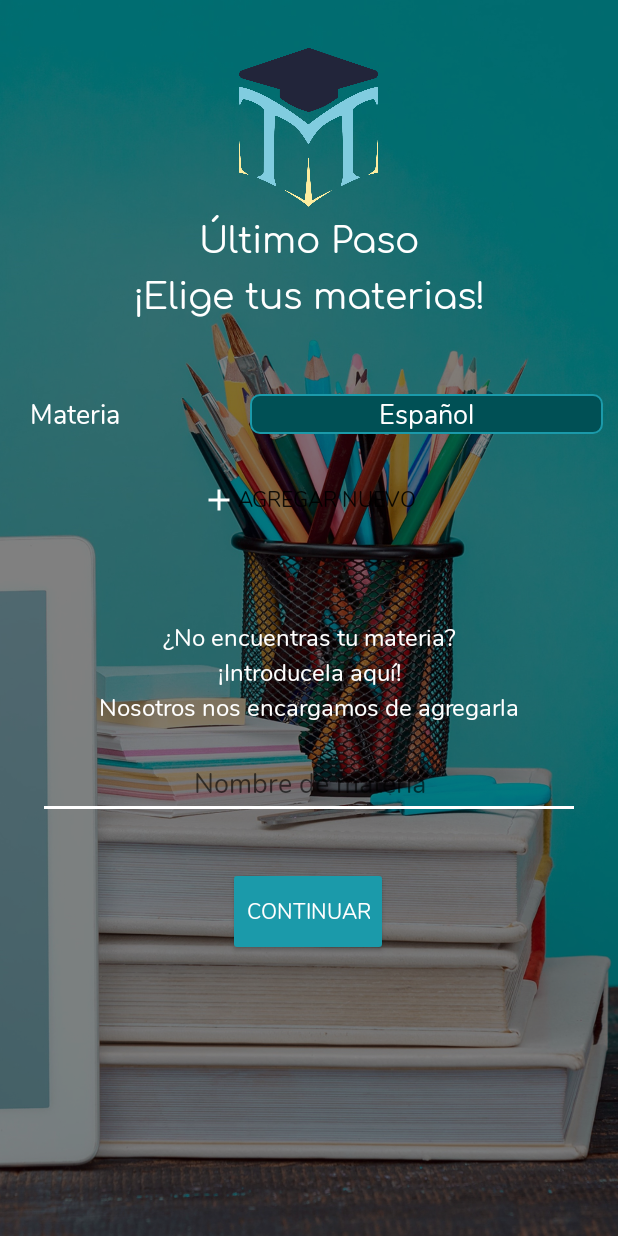
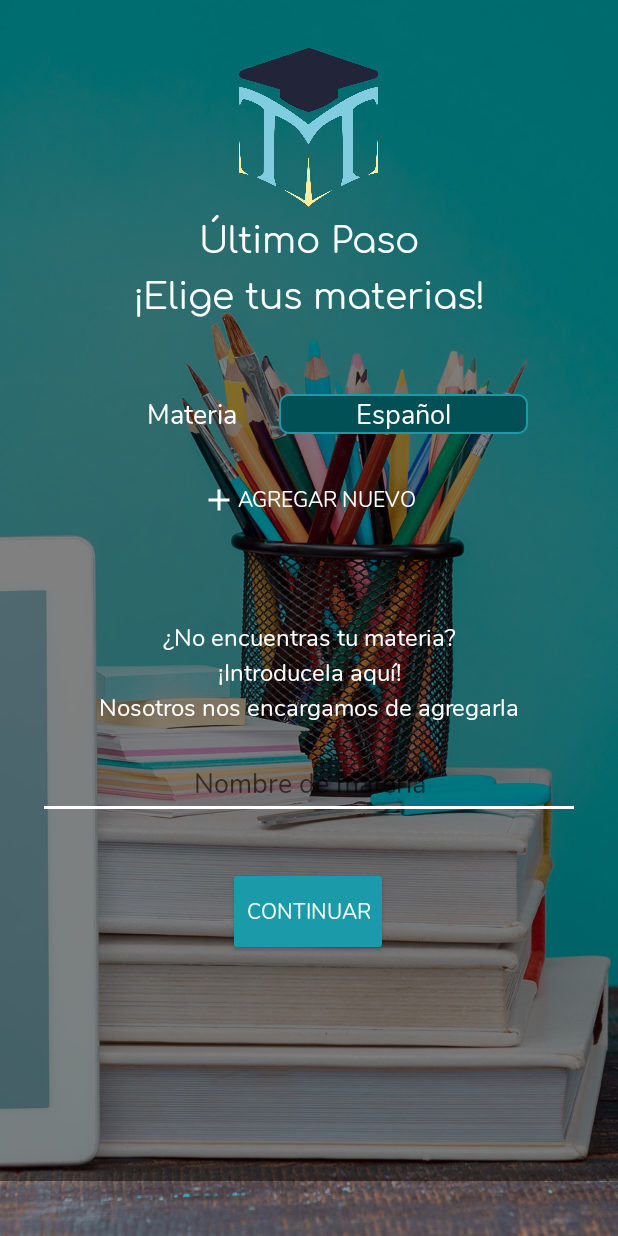
Before and after one commit to nixonfj/TutoTicos, an Android app: the act_materia screen opened directly, with no data from a screen before it, after a tap on "AGREGAR NUEVO", on a phone screen of 412 x 824 dp. Run offline under Robolectric (Android 15) with nearby library versions, the light colour scheme and no system bars.

Commit message:
Funcionalidad
Agregado de la funcionalidad

```diff
--- a/app/src/main/java/ac/ucr/tutoticos/act_datos_principales.java
+++ b/app/src/main/java/ac/ucr/tutoticos/act_datos_principales.java
@@ -63,7 +63,7 @@ public class act_datos_principales extends AppCompatActivity {
                 }
                 else
                 {
-                    String nombreC = txt_nombre.getText().toString() + txt_apellidos.getText().toString();
+                    String nombreC = ""+txt_nombre.getText().toString()+ " " + txt_apellidos.getText().toString();
 
                     Cuenta cuenta = new Cuenta(0, cuentaR.getNombreUsuario(), nombreC, cuentaR.getCorreoUsuario(), cuentaR.getContrasenna(), cuentaR.getTipoCuenta()/*direccionFoto*/);
 
--- a/app/src/main/java/ac/ucr/tutoticos/act_materia.java
+++ b/app/src/main/java/ac/ucr/tutoticos/act_materia.java
@@ -2,6 +2,7 @@ package ac.ucr.tutoticos;
 
 import androidx.appcompat.app.AppCompatActivity;
 
+import android.content.Intent;
 import android.os.Bundle;
 import android.view.View;
 import android.widget.ArrayAdapter;
@@ -9,10 +10,15 @@ import android.widget.Button;
 import android.widget.LinearLayout;
 import android.widget.Spinner;
 
+import ac.ucr.tutoticos.modelo.Tutor;
+
 public class act_materia extends AppCompatActivity {
 
-    private Button btnAddMateria;
+    private Button btnAddMateria, btn_continuar;
     private LinearLayout lytMateria;
+
+    Tutor tutor = new Tutor();
+    Tutor tutoR;
 
     @Override
     protected void onCreate(Bundle savedInstanceState) {
@@ -20,15 +26,45 @@ public class act_materia extends AppCompatActivity {
         setContentView(R.layout.lyt_materia);
 
         btnAddMateria = findViewById(R.id.btnAddMateria);
+        btn_continuar = findViewById(R.id.btn_continuar_materia);
+
         lytMateria = findViewById(R.id.lytMateria);
 
+        tutoR = getIntent().getParcelableExtra("tutor");
+
+        //----------------------------------------------
         btnAddMateria.setOnClickListener(new View.OnClickListener() {
             @Override
             public void onClick(View view) {
                 addMateria();
             }
         });
-    }
+
+        btn_continuar.setOnClickListener(new View.OnClickListener() {
+            @Override
+            public void onClick(View view) {
+
+                tutor.setIdCuenta(tutoR.getIdCuenta());
+                tutor.setNombreUsuario(tutoR.getNombreUsuario());
+                tutor.setNombreCompleto(tutoR.getNombreCompleto());
+                tutor.setCorreoUsuario(tutoR.getCorreoUsuario());
+                tutor.setContrasenna(tutoR.getContrasenna());
+                tutor.setTipoCuenta(tutoR.getTipoCuenta());
+                tutor.setIdEspecialidad(tutoR.getIdEspecialidad());
+                tutor.setEdad(tutoR.getEdad());
+                tutor.setSexo(tutoR.getSexo());
+                tutor.setDescripcion(tutoR.getDescripcion());
+                tutor.setModalidad(tutoR.getModalidad());
+                tutor.setPrecio(tutoR.getPrecio());
+                tutor.setCalificacion(tutoR.getCalificacion());
+
+                Intent intent = new Intent(act_materia.this, act_horario.class);
+                intent.putExtra("tutor", tutor);
+                startActivity(intent);
+            }
+        });
+
+    }//fin del on create
 
     private void addMateria(){
         View nuevaVista = getLayoutInflater().inflate(R.layout.materia_persona, null,false);
@@ -43,5 +79,7 @@ public class act_materia extends AppCompatActivity {
         spMateria.setAdapter(adapter);
 
         lytMateria.addView(nuevaVista);
-    }
-}
+
+    }//fin del metodo add_materia
+
+}//fin de la clase
--- a/app/src/main/java/ac/ucr/tutoticos/act_perfiltutor.java
+++ b/app/src/main/java/ac/ucr/tutoticos/act_perfiltutor.java
@@ -13,7 +13,7 @@ import ac.ucr.tutoticos.modelo.Tutor;
 public class act_perfiltutor extends AppCompatActivity {
 
     Button btn_editar, btn_verMas;
-    TextView txt_nombre, txt_apellidos, txt_descripcion;
+    TextView txt_nombre, txt_apellidos, txt_descripcion, txt_precio;
 
     Tutor tutor;
 
@@ -28,6 +28,7 @@ public class act_perfiltutor extends AppCompatActivity {
         txt_nombre = findViewById(R.id.perfiltutor_txt_nombre);
         txt_apellidos = findViewById(R.id.perfiltutor_txt_apellido);
         txt_descripcion = findViewById(R.id.perfiltutor_txt_descripcion);
+        txt_precio = findViewById(R.id.perfiltutor_txt_precio);
 
         tutor = getIntent().getParcelableExtra("tutor");
 
@@ -36,6 +37,7 @@ public class act_perfiltutor extends AppCompatActivity {
             txt_nombre.setText(tutor.getNombreCompleto());
             txt_apellidos.setText(tutor.getNombreCompleto());
             txt_descripcion.setText(tutor.getDescripcion());
+            txt_precio.setText(""+tutor.getPrecio());
         }
 
         btn_editar.setOnClickListener(new View.OnClickListener() {
--- a/app/src/main/java/ac/ucr/tutoticos/act_tipo_usuario.java
+++ b/app/src/main/java/ac/ucr/tutoticos/act_tipo_usuario.java
@@ -59,7 +59,7 @@ public class act_tipo_usuario extends AppCompatActivity {
                     tutor.setPrecio(0);
                     tutor.setCalificacion(5);
 
-                    Intent intent = new Intent(act_tipo_usuario.this, act_registroTutor.class);
+                    Intent intent = new Intent(act_tipo_usuario.this, act_Info_tutor.class);
                     intent.putExtra("tutor", tutor);
                     startActivity(intent);
                 }
--- a/app/src/main/res/layout/lyt_materia.xml
+++ b/app/src/main/res/layout/lyt_materia.xml
@@ -13,12 +13,17 @@
         android:scaleType="centerCrop"
         android:src="@drawable/background_imagen" />
 
+    <ScrollView
+        android:layout_width="match_parent"
+        android:layout_height="match_parent">
+
         <LinearLayout
             android:layout_width="match_parent"
-        android:layout_height="match_parent"
+            android:layout_height="wrap_content"
             android:background="#7F000000"
             android:gravity="center"
-        android:orientation="vertical">
+            android:orientation="vertical"
+            android:paddingBottom="150dp">
 
             <androidx.constraintlayout.widget.ConstraintLayout
                 android:layout_width="match_parent"
@@ -82,6 +87,7 @@
                     android:drawableLeft="@drawable/ic_add"
                     android:fontFamily="@font/nunito"
                     android:text="agregar nuevo"
+                    android:textColor="#FFFCFC"
                     android:textSize="14dp"
                     app:layout_constraintEnd_toEndOf="parent"
                     app:layout_constraintHorizontal_bias="0.497"
@@ -132,19 +138,21 @@
                         android:id="@+id/editTextTextPersonName"
                         android:layout_width="match_parent"
                         android:layout_height="wrap_content"
+                        android:layout_marginLeft="25dp"
                         android:layout_marginRight="25dp"
-                    android:layout_marginLeft="25dp"
                         android:backgroundTint="@color/white"
                         android:ems="10"
                         android:fontFamily="@font/nunito"
                         android:hint="Nombre de materia"
                         android:inputType="textPersonName"
                         android:textAlignment="center"
-                    android:textColor="@color/white" />
+                        android:textColor="@color/white"
+                        tools:ignore="TouchTargetSizeCheck" />
 
                 </LinearLayout>
 
                 <Button
+                    android:id="@+id/btn_continuar_materia"
                     android:layout_width="wrap_content"
                     android:layout_height="59dp"
                     android:layout_marginTop="32dp"
@@ -162,5 +170,6 @@
             </androidx.constraintlayout.widget.ConstraintLayout>
 
         </LinearLayout>
+    </ScrollView>
 
 </androidx.constraintlayout.widget.ConstraintLayout>
--- a/app/src/main/res/layout/lyt_registro.xml
+++ b/app/src/main/res/layout/lyt_registro.xml
@@ -115,7 +115,7 @@
                     android:fontFamily="@font/nunito"
                     android:hint="Underline color change"
                     android:inputType="textPersonName"
-                    android:text="Contraseña"
+                    android:text="Confirmar Contraseña"
                     android:textAlignment="center"
                     android:textColor="@color/white"
                     app:backgroundTint="@color/white"
--- a/app/src/main/res/layout/materia_persona.xml
+++ b/app/src/main/res/layout/materia_persona.xml
@@ -2,7 +2,9 @@
 <LinearLayout xmlns:android="http://schemas.android.com/apk/res/android"
     android:layout_width="match_parent"
     android:layout_height="wrap_content"
-    android:orientation="vertical">
+    android:orientation="vertical"
+    android:paddingLeft="50dp"
+    android:paddingRight="50dp">
 
     <LinearLayout
         android:layout_width="match_parent"
@@ -16,8 +18,9 @@
             android:layout_marginLeft="20dp"
             android:layout_weight="1"
             android:fontFamily="@font/nunito"
+            android:text="Materia"
+            android:textAlignment="center"
             android:textColor="@color/white"
-            android:text="Materia"
             android:textSize="18dp" />
 
         <Spinner
@@ -25,7 +28,7 @@
             android:layout_width="280dp"
             android:layout_height="wrap_content"
             android:layout_marginRight="10dp"
-            android:layout_weight="1"
+            android:layout_weight="1.5"
             android:background="@drawable/btn_perso_horario"
             android:popupBackground="@color/principal"
             android:spinnerMode="dropdown"
```
Also changed, not shown: app/src/main/java/ac/ucr/tutoticos/act_Info_tutor.java (+47 -4 lines), app/src/main/java/ac/ucr/tutoticos/act_horario.java (+27 -4 lines), app/src/main/java/ac/ucr/tutoticos/act_registroTutor.java (+21 -7 lines), app/src/main/res/layout/lyt_horario.xml (+6 -2 lines), app/src/main/res/layout/lyt_info_tutor.xml (+7 -5 lines). Lines whose indentation alone changed are shown as unchanged.
